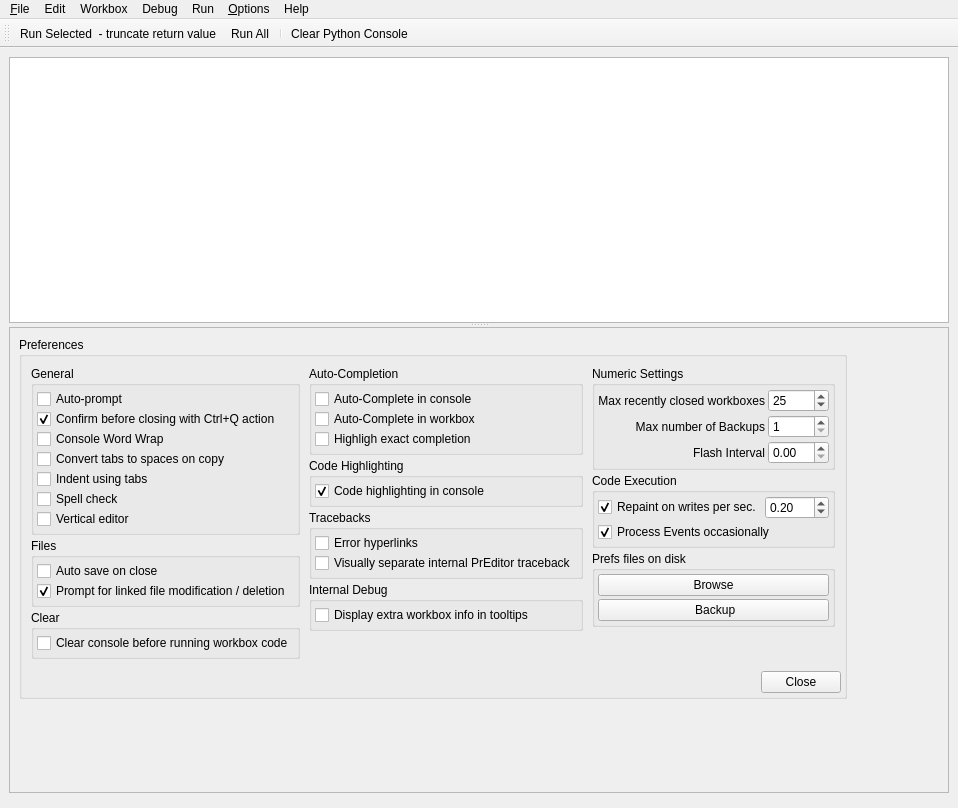
First picture: the form in preditor/gui/ui/loggerwindow.ui, repository macevhicz/PrEditor, before the edit.
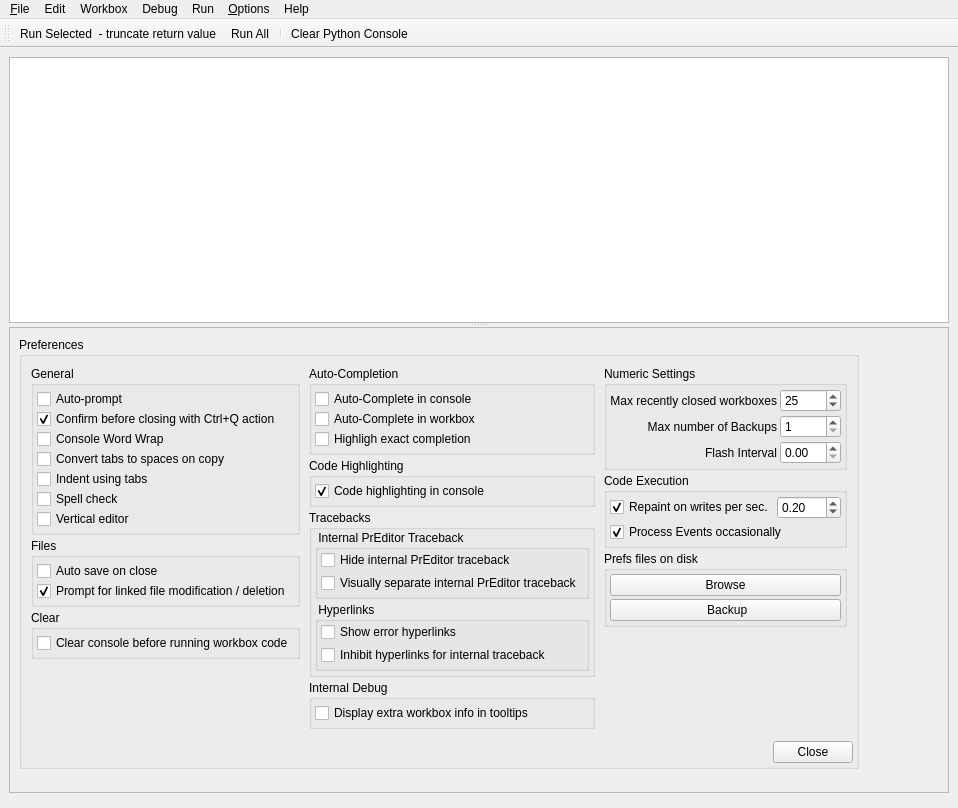
Second picture: the form after the edit. Custom widgets are drawn as their Qt base class.

Commit message:
New internal traceback lines features
- Make highlighting internal code hyperlinks optional
- Make displaying internal code lines optional

Also, make msgs which are sent to _write more consistently formatted
- Combine piecemeal messages into single lines
- Create a list of consistently formatted lines to iterate over. This
     fixes an issue with how newer excepthooks issue their tracebacks
     which prevented hyperlinks and internal-code related features from
     working.

The edit to the form file:
```diff
--- a/preditor/gui/ui/loggerwindow.ui
+++ b/preditor/gui/ui/loggerwindow.ui
@@ -502,13 +502,13 @@
                         </property>
                         <layout class="QVBoxLayout" name="uiPrefsTracebacksLYT">
                          <property name="spacing">
-                          <number>0</number>
+                          <number>3</number>
                          </property>
                          <property name="leftMargin">
                           <number>3</number>
                          </property>
                          <property name="topMargin">
-                          <number>3</number>
+                          <number>0</number>
                          </property>
                          <property name="rightMargin">
                           <number>3</number>
@@ -517,17 +517,85 @@
                           <number>3</number>
                          </property>
                          <item>
-                          <widget class="QCheckBox" name="uiErrorHyperlinksCHK">
-                           <property name="text">
-                            <string>Error hyperlinks</string>
+                          <widget class="QGroupBox" name="uiInternalCodeGRP">
+                           <property name="title">
+                            <string> Internal PrEditor Traceback</string>
                            </property>
+                           <layout class="QVBoxLayout" name="verticalLayout_2">
+                            <property name="spacing">
+                             <number>3</number>
+                            </property>
+                            <property name="leftMargin">
+                             <number>3</number>
+                            </property>
+                            <property name="topMargin">
+                             <number>0</number>
+                            </property>
+                            <property name="rightMargin">
+                             <number>3</number>
+                            </property>
+                            <property name="bottomMargin">
+                             <number>3</number>
+                            </property>
+                            <item>
+                             <widget class="QCheckBox" name="uiHideInternalTracebackCHK">
+                              <property name="text">
+                               <string>Hide internal PrEditor traceback</string>
+                              </property>
+                              <property name="autoExclusive">
+                               <bool>false</bool>
+                              </property>
+                             </widget>
+                            </item>
+                            <item>
+                             <widget class="QCheckBox" name="uiSeparateTracebackCHK">
+                              <property name="text">
+                               <string>Visually separate internal PrEditor traceback</string>
+                              </property>
+                              <property name="autoExclusive">
+                               <bool>true</bool>
+                              </property>
+                             </widget>
+                            </item>
+                           </layout>
                           </widget>
                          </item>
                          <item>
-                          <widget class="QCheckBox" name="uiSeparateTracebackCHK">
-                           <property name="text">
-                            <string>Visually separate internal PrEditor traceback</string>
+                          <widget class="QGroupBox" name="uiHyperlinksGRP">
+                           <property name="title">
+                            <string> Hyperlinks</string>
                            </property>
+                           <layout class="QVBoxLayout" name="verticalLayout">
+                            <property name="spacing">
+                             <number>3</number>
+                            </property>
+                            <property name="leftMargin">
+                             <number>3</number>
+                            </property>
+                            <property name="topMargin">
+                             <number>0</number>
+                            </property>
+                            <property name="rightMargin">
+                             <number>3</number>
+                            </property>
+                            <property name="bottomMargin">
+                             <number>3</number>
+                            </property>
+                            <item>
+                             <widget class="QCheckBox" name="uiErrorHyperlinksCHK">
+                              <property name="text">
+                               <string>Show error hyperlinks</string>
+                              </property>
+                             </widget>
+                            </item>
+                            <item>
+                             <widget class="QCheckBox" name="uiInhibitInternalLinksCHK">
+                              <property name="text">
+                               <string>Inhibit hyperlinks for internal traceback</string>
+                              </property>
+                             </widget>
+                            </item>
+                           </layout>
                           </widget>
                          </item>
                         </layout>
```
Left out of the diff: 2 changed lines with no effect on the pictures. The commit also changes 3 other files.
